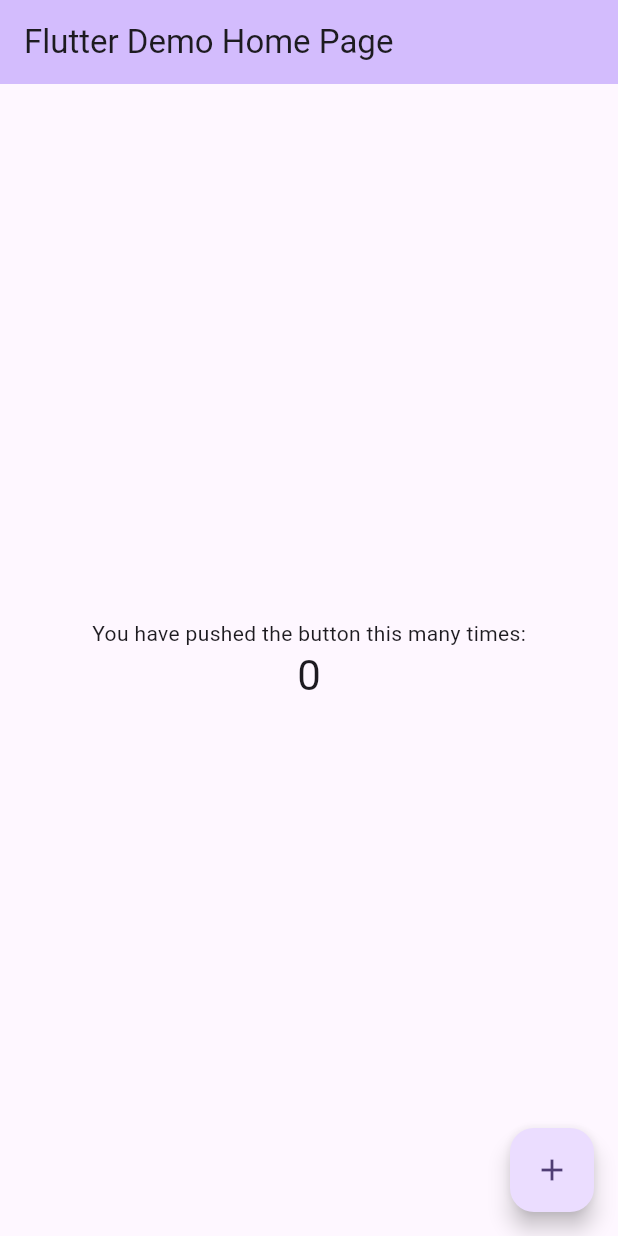
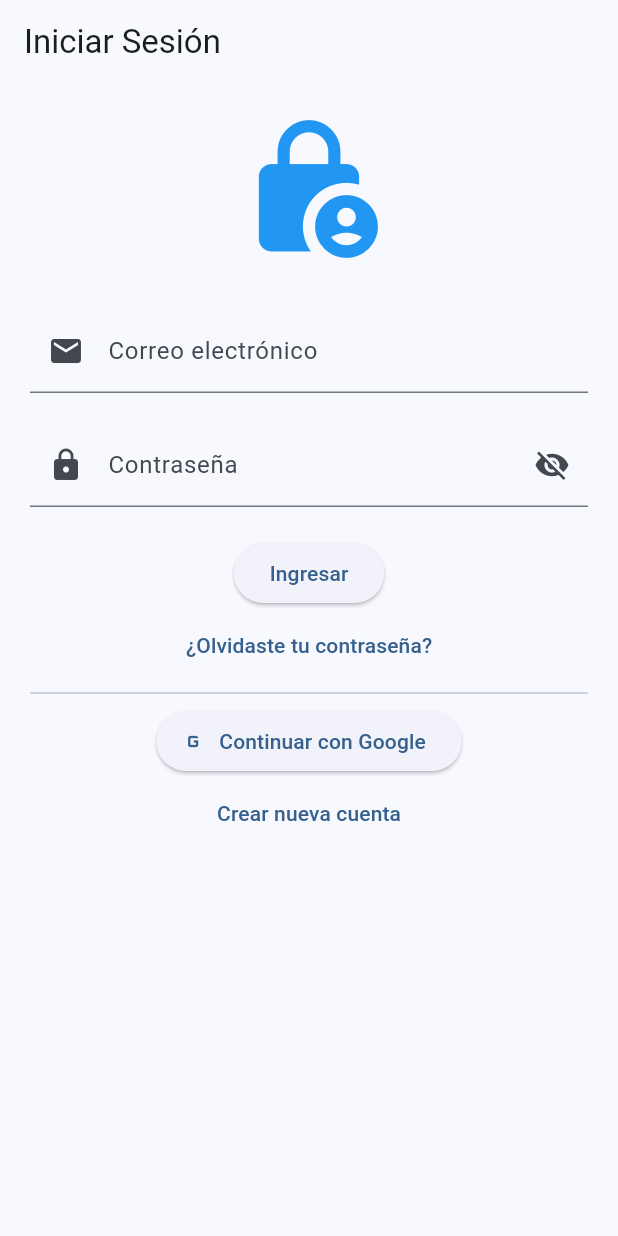
Before and after one commit to luis9713/cumbigestor, a Flutter app: the screen it shows after launch, on a phone screen of 412 x 824 dp. Run offline on Flutter 3.47's test engine with Material 3 defaults, Android fonts, the phone set to English and light mode, and no system bars; our stand-ins replace firebase_auth, firebase_core, google_sign_in; accounts and stored records are empty.

Commit message:
stable aplication

```diff
--- a/lib/main.dart
+++ b/lib/main.dart
@@ -1,122 +1,70 @@
 import 'package:flutter/material.dart';
+import 'package:firebase_core/firebase_core.dart';
+import 'package:provider/provider.dart';
+import 'providers/auth_provider.dart';
+import 'screens/home_screen.dart';
+import 'screens/login_screen.dart';
+import 'screens/signup_screen.dart';
+import 'screens/reset_password_screen.dart';
+import 'screens/email_verification_screen.dart';
+import 'firebase_options.dart';
 
-void main() {
-  runApp(const MyApp());
+void main() async {
+  WidgetsFlutterBinding.ensureInitialized();
+  await Firebase.initializeApp(
+    options: DefaultFirebaseOptions.currentPlatform,
+  );
+
+  runApp(
+    MultiProvider(
+      providers: [
+        ChangeNotifierProvider(create: (_) => AuthProvider()),
+      ],
+      child: const MyApp(),
+    ),
+  );
 }
 
 class MyApp extends StatelessWidget {
   const MyApp({super.key});
 
-  // This widget is the root of your application.
   @override
   Widget build(BuildContext context) {
     return MaterialApp(
-      title: 'Flutter Demo',
+      title: 'Gestión Documental - Cumbitara',
       theme: ThemeData(
-        // This is the theme of your application.
-        //
-        // TRY THIS: Try running your application with "flutter run". You'll see
-        // the application has a purple toolbar. Then, without quitting the app,
-        // try changing the seedColor in the colorScheme below to Colors.green
-        // and then invoke "hot reload" (save your changes or press the "hot
-        // reload" button in a Flutter-supported IDE, or press "r" if you used
-        // the command line to start the app).
-        //
-        // Notice that the counter didn't reset back to zero; the application
-        // state is not lost during the reload. To reset the state, use hot
-        // restart instead.
-        //
-        // This works for code too, not just values: Most code changes can be
-        // tested with just a hot reload.
-        colorScheme: ColorScheme.fromSeed(seedColor: Colors.deepPurple),
+        colorScheme: ColorScheme.fromSeed(seedColor: Colors.blue),
+        useMaterial3: true,
       ),
-      home: const MyHomePage(title: 'Flutter Demo Home Page'),
+      initialRoute: '/',
+      routes: {
+        '/': (context) => const AuthWrapper(),
+        '/login': (context) => const LoginScreen(),
+        '/signup': (context) => const SignUpScreen(),
+        '/reset-password': (context) => const ResetPasswordScreen(),
+        '/home': (context) => const HomeScreen(),
+      },
+      debugShowCheckedModeBanner: false,
     );
   }
 }
 
-class MyHomePage extends StatefulWidget {
-  const MyHomePage({super.key, required this.title});
-
-  // This widget is the home page of your application. It is stateful, meaning
-  // that it has a State object (defined below) that contains fields that affect
-  // how it looks.
-
-  // This class is the configuration for the state. It holds the values (in this
-  // case the title) provided by the parent (in this case the App widget) and
-  // used by the build method of the State. Fields in a Widget subclass are
-  // always marked "final".
-
-  final String title;
-
-  @override
-  State<MyHomePage> createState() => _MyHomePageState();
-}
-
-class _MyHomePageState extends State<MyHomePage> {
-  int _counter = 0;
-
-  void _incrementCounter() {
-    setState(() {
-      // This call to setState tells the Flutter framework that something has
-      // changed in this State, which causes it to rerun the build method below
-      // so that the display can reflect the updated values. If we changed
-      // _counter without calling setState(), then the build method would not be
-      // called again, and so nothing would appear to happen.
-      _counter++;
-    });
-  }
+class AuthWrapper extends StatelessWidget {
+  const AuthWrapper({super.key});
 
   @override
   Widget build(BuildContext context) {
-    // This method is rerun every time setState is called, for instance as done
-    // by the _incrementCounter method above.
-    //
-    // The Flutter framework has been optimized to make rerunning build methods
-    // fast, so that you can just rebuild anything that needs updating rather
-    // than having to individually change instances of widgets.
-    return Scaffold(
-      appBar: AppBar(
-        // TRY THIS: Try changing the color here to a specific color (to
-        // Colors.amber, perhaps?) and trigger a hot reload to see the AppBar
-        // change color while the other colors stay the same.
-        backgroundColor: Theme.of(context).colorScheme.inversePrimary,
-        // Here we take the value from the MyHomePage object that was created by
-        // the App.build method, and use it to set our appbar title.
-        title: Text(widget.title),
-      ),
-      body: Center(
-        // Center is a layout widget. It takes a single child and positions it
-        // in the middle of the parent.
-        child: Column(
-          // Column is also a layout widget. It takes a list of children and
-          // arranges them vertically. By default, it sizes itself to fit its
-          // children horizontally, and tries to be as tall as its parent.
-          //
-          // Column has various properties to control how it sizes itself and
-          // how it positions its children. Here we use mainAxisAlignment to
-          // center the children vertically; the main axis here is the vertical
-          // axis because Columns are vertical (the cross axis would be
-          // horizontal).
-          //
-          // TRY THIS: Invoke "debug painting" (choose the "Toggle Debug Paint"
-          // action in the IDE, or press "p" in the console), to see the
-          // wireframe for each widget.
-          mainAxisAlignment: MainAxisAlignment.center,
-          children: <Widget>[
-            const Text('You have pushed the button this many times:'),
-            Text(
-              '$_counter',
-              style: Theme.of(context).textTheme.headlineMedium,
-            ),
-          ],
-        ),
-      ),
-      floatingActionButton: FloatingActionButton(
-        onPressed: _incrementCounter,
-        tooltip: 'Increment',
-        child: const Icon(Icons.add),
-      ), // This trailing comma makes auto-formatting nicer for build methods.
-    );
+    final authProvider = Provider.of<AuthProvider>(context);
+
+    if (authProvider.isLoading) {
+      return const Scaffold(
+        body: Center(child: CircularProgressIndicator()),
+      );
+    }
+
+    if (authProvider.user == null) return const LoginScreen();
+    if (!authProvider.user!.emailVerified) return const EmailVerificationScreen();
+
+    return const HomeScreen();
   }
 }
--- /dev/null
+++ b/lib/screens/login_screen.dart
@@ -0,0 +1,122 @@
+import 'package:flutter/material.dart';
+import 'package:provider/provider.dart';
+import 'package:firebase_auth/firebase_auth.dart';
+import '../providers/auth_provider.dart' as my;
+import '../utils/validators.dart';
+
+class LoginScreen extends StatefulWidget {
+  const LoginScreen({super.key});
+
+  @override
+  State<LoginScreen> createState() => _LoginScreenState();
+}
+
+class _LoginScreenState extends State<LoginScreen> {
+  final _formKey = GlobalKey<FormState>();
+  final _emailController = TextEditingController();
+  final _passwordController = TextEditingController();
+  bool _obscurePassword = true;
+
+  @override
+  void dispose() {
+    _emailController.dispose();
+    _passwordController.dispose();
+    super.dispose();
+  }
+
+  void _handleAuthError(FirebaseAuthException e) {
+    String message = 'Error de autenticación';
+    switch (e.code) {
+      case 'user-not-found': message = 'Usuario no registrado'; break;
+      case 'wrong-password': message = 'Contraseña incorrecta'; break;
+      case 'email-not-verified': message = 'Verifica tu email primero'; break;
+    }
+    ScaffoldMessenger.of(context).showSnackBar(
+      SnackBar(content: Text(message), backgroundColor: Colors.red),
+    );
+  }
+
+  @override
+  Widget build(BuildContext context) {
+    final authProvider = Provider.of<my.AuthProvider>(context);
+    return Scaffold(
+      appBar: AppBar(title: const Text('Iniciar Sesión')),
+      body: Padding(
+        padding: const EdgeInsets.all(20),
+        child: Form(
+          key: _formKey,
+          child: SingleChildScrollView(
+            child: Column(
+              children: [
+                const Icon(Icons.lock_person, size: 100, color: Colors.blue),
+                const SizedBox(height: 30),
+                TextFormField(
+                  controller: _emailController,
+                  validator: Validators.email,
+                  decoration: const InputDecoration(
+                    labelText: 'Correo electrónico',
+                    prefixIcon: Icon(Icons.email),
+                  ),
+                  keyboardType: TextInputType.emailAddress,
+                ),
+                const SizedBox(height: 20),
+                TextFormField(
+                  controller: _passwordController,
+                  validator: Validators.password,
+                  obscureText: _obscurePassword,
+                  decoration: InputDecoration(
+                    labelText: 'Contraseña',
+                    prefixIcon: const Icon(Icons.lock),
+                    suffixIcon: IconButton(
+                      icon: Icon(_obscurePassword ? Icons.visibility_off : Icons.visibility),
+                      onPressed: () => setState(() => _obscurePassword = !_obscurePassword),
+                    ),
+                  ),
+                ),
+                const SizedBox(height: 20),
+                ElevatedButton(
+                  onPressed: authProvider.isLoading ? null : () async {
+                    if (_formKey.currentState!.validate()) {
+                      try {
+                        await authProvider.signInWithEmailAndPassword(
+                          _emailController.text.trim(),
+                          _passwordController.text,
+                        );
+                        Navigator.pushReplacementNamed(context, '/home');
+                      } on FirebaseAuthException catch (e) {
+                        _handleAuthError(e);
+                      }
+                    }
+                  },
+                  child: authProvider.isLoading
+                      ? const CircularProgressIndicator()
+                      : const Text('Ingresar'),
+                ),
+                TextButton(
+                  onPressed: () => Navigator.pushNamed(context, '/reset-password'),
+                  child: const Text('¿Olvidaste tu contraseña?'),
+                ),
+                const Divider(),
+                ElevatedButton.icon(
+                  icon: const Icon(Icons.g_mobiledata),
+                  label: const Text('Continuar con Google'),
+                  onPressed: () async {
+                    try {
+                      await authProvider.signInWithGoogle();
+                    } on FirebaseAuthException catch (e) {
+                      _handleAuthError(e);
+                    }
+                  },
+                ),
+                TextButton(
+                  onPressed: () => Navigator.pushNamed(context, '/signup'),
+                  child: const Text('Crear nueva cuenta'),
+                ),
+              ],
+            ),
+          ),
+        ),
+      ),
+    );
+  }
+}
--- a/pubspec.yaml
+++ b/pubspec.yaml
@@ -34,7 +34,11 @@ dependencies:
   # The following adds the Cupertino Icons font to your application.
   # Use with the CupertinoIcons class for iOS style icons.
   cupertino_icons: ^1.0.8
-  firebase_core: ^3.12.1
+  firebase_core: ^2.12.0
+  firebase_auth: ^4.5.0
+  cloud_firestore: ^4.6.0
+  google_sign_in: ^5.4.2
+  provider: ^6.1.2
 
 dev_dependencies:
   flutter_test:
```
Also changed, not shown: lib/providers/auth_provider.dart (added, +115 -0 lines), lib/screens/email_verification_screen.dart (added, +73 -0 lines), lib/screens/home_screen.dart (added, +19 -0 lines), lib/screens/reset_password_screen.dart (added, +73 -0 lines), lib/screens/signup_screen.dart (added, +85 -0 lines), lib/utils/validators.dart (added, +20 -0 lines), lib/widgets/custom_drawer.dart (added, +62 -0 lines), pubspec.lock, 3 other files.
